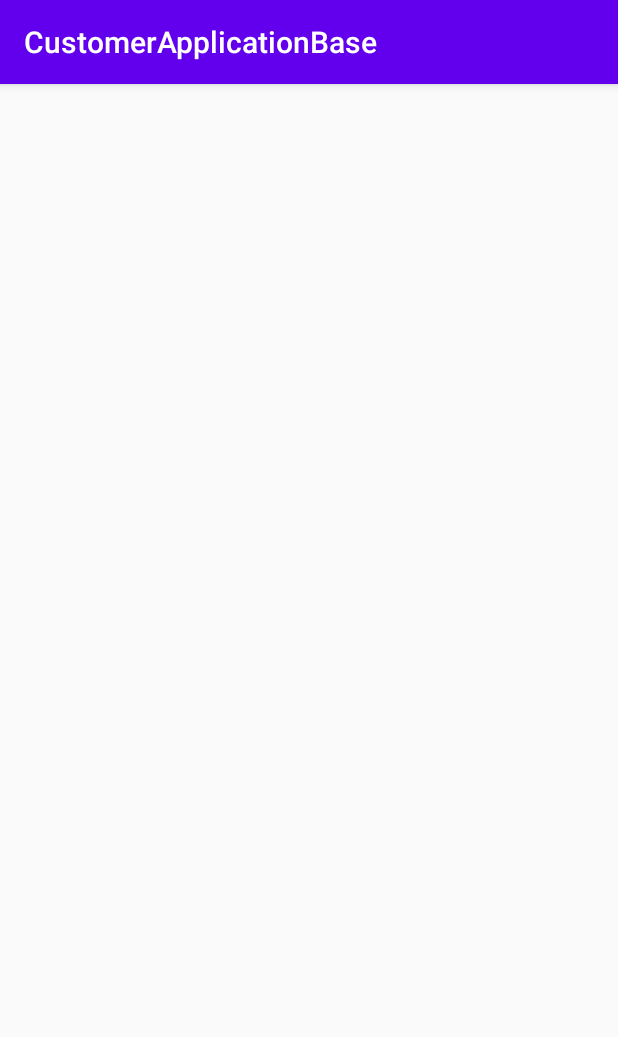
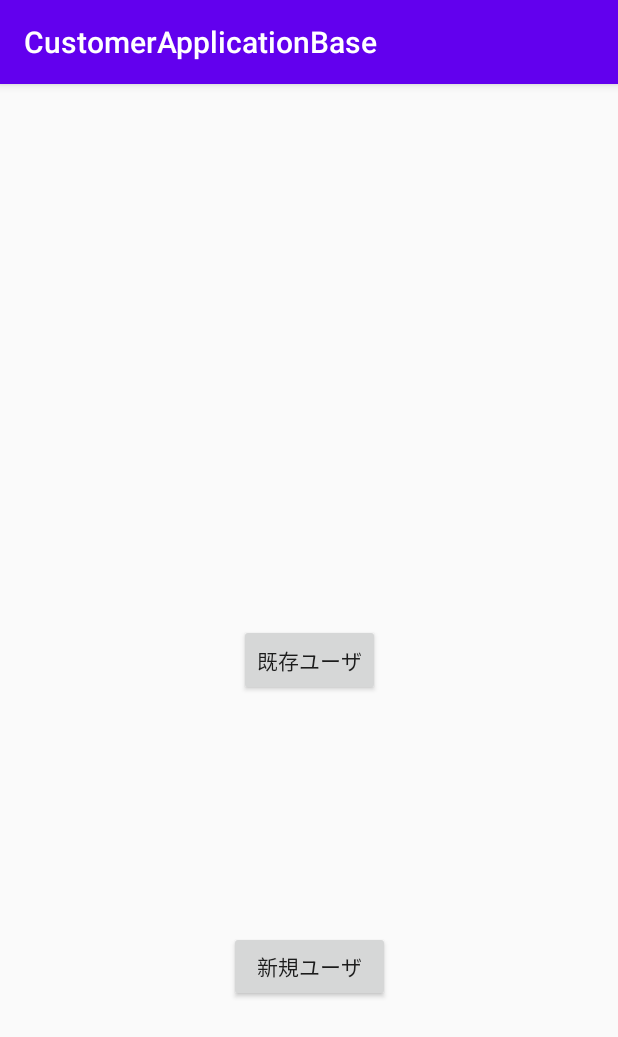
Before and after one commit to ssc-bando/android_customer_app_base, an Android app: the StartupActivity screen opened directly, with no data from a screen before it, on a phone screen of 412 x 824 dp. Shown: the top 1037 px of the screen. Run offline under Robolectric (Android 15) with nearby library versions, the phone set to English and light mode, and no system bars.

Commit message:
add: change to MainActivity from button

```diff
--- a/app/src/main/java/com/example/customerapplicationbase/StartupActivity.java
+++ b/app/src/main/java/com/example/customerapplicationbase/StartupActivity.java
@@ -2,7 +2,12 @@ package com.example.customerapplicationbase;
 
 import androidx.appcompat.app.AppCompatActivity;
 
+import android.content.Intent;
 import android.os.Bundle;
+import android.util.Log;
+import android.view.View;
+
+import com.example.customerapplicationbase.ui.home.HomeFragment;
 
 public class StartupActivity extends AppCompatActivity {
 
@@ -11,4 +16,14 @@ public class StartupActivity extends AppCompatActivity {
         super.onCreate(savedInstanceState);
         setContentView(R.layout.activity_startup);
     }
+
+    public void onTestExistedUserButtonClicked(View view) {
+        Log.d("TAG", "test:existed user");
+        Intent intent = new Intent(this, MainActivity.class);
+        startActivity(intent);
+    }
+
+    public void onTestNewUserButtonClicked(View view) {
+        Log.d("TAG", "test:new user");
+    }
 }
--- a/app/src/main/res/layout/activity_startup.xml
+++ b/app/src/main/res/layout/activity_startup.xml
@@ -6,4 +6,25 @@
     android:layout_height="match_parent"
     tools:context=".StartupActivity">
 
+    <Button
+        android:id="@+id/button_test_startup_with_existed_user"
+        android:layout_width="wrap_content"
+        android:layout_height="wrap_content"
+        android:onClick="onTestExistedUserButtonClicked"
+        android:text="既存ユーザ"
+        app:layout_constraintBottom_toBottomOf="parent"
+        app:layout_constraintEnd_toEndOf="parent"
+        app:layout_constraintStart_toStartOf="parent"
+        app:layout_constraintTop_toTopOf="parent" />
+
+    <Button
+        android:id="@+id/button_test_startup_with_new_user"
+        android:layout_width="107dp"
+        android:layout_height="47dp"
+        android:onClick="onTestNewUserButtonClicked"
+        android:text="新規ユーザ"
+        app:layout_constraintBottom_toBottomOf="parent"
+        app:layout_constraintEnd_toEndOf="parent"
+        app:layout_constraintStart_toStartOf="parent"
+        app:layout_constraintTop_toBottomOf="@+id/button_test_startup_with_existed_user" />
 </androidx.constraintlayout.widget.ConstraintLayout>
```
